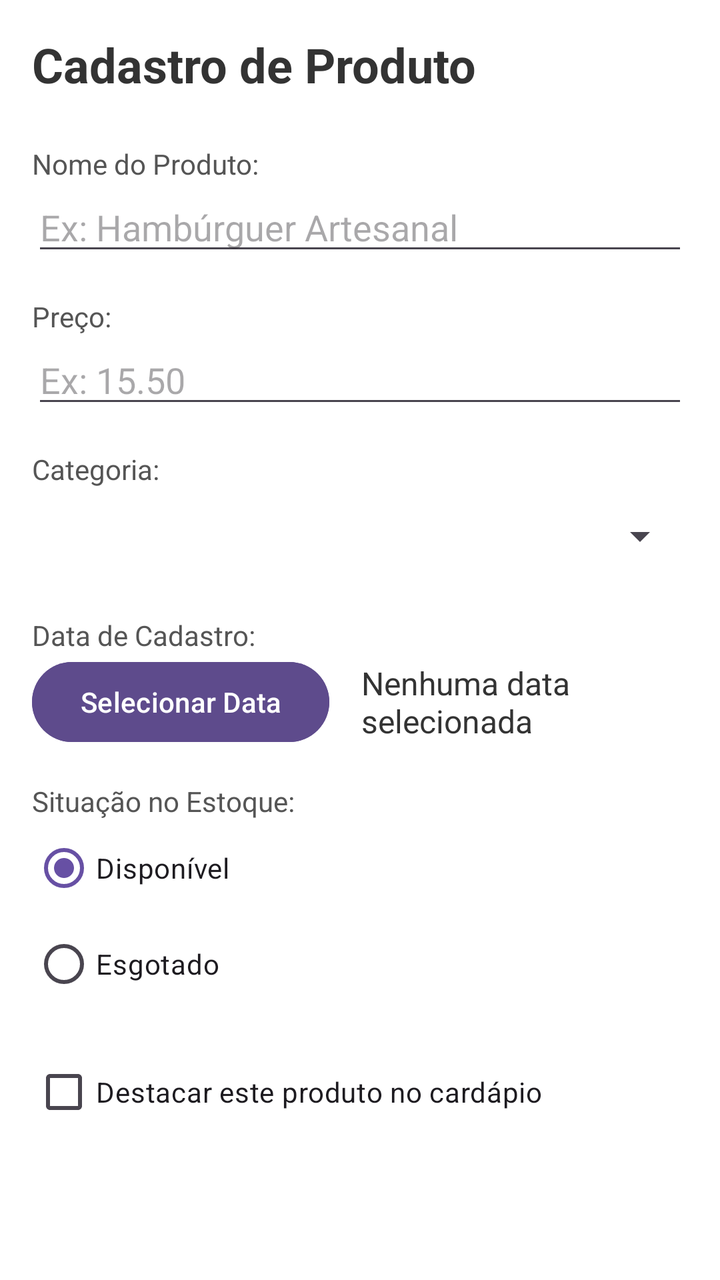
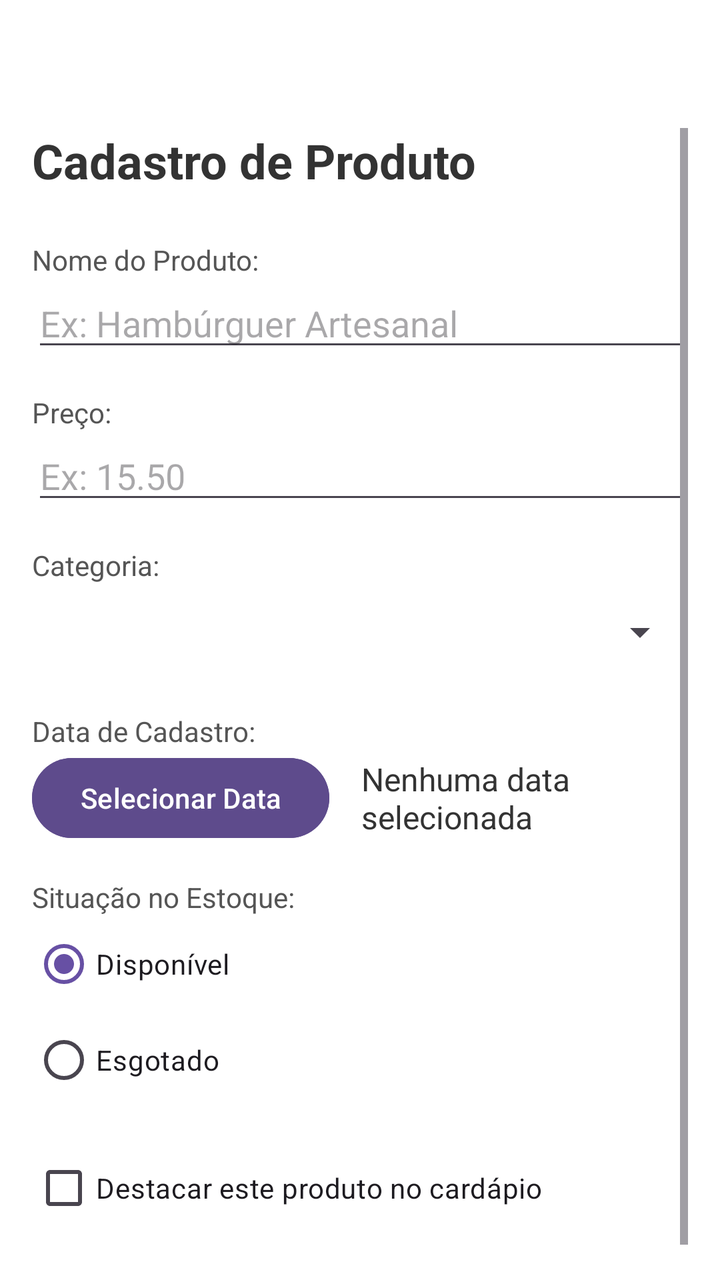

An Android layout rendered at two revisions. The XML below is the earlier revision; the diff shows what the commit changed to produce the second picture.
<!-- AndroidManifest.xml: application theme Theme.GestaoLanchonete -->
<!-- res/layout/activity_cadastro_produto.xml -->
<?xml version="1.0" encoding="utf-8"?>
<ScrollView xmlns:android="http://schemas.android.com/apk/res/android"
    android:layout_width="match_parent"
    android:layout_height="match_parent"
    android:background="#FFFFFF"
    android:padding="16dp">

    <LinearLayout
        android:layout_width="match_parent"
        android:layout_height="wrap_content"
        android:orientation="vertical">

        <TextView
            android:layout_width="match_parent"
            android:layout_height="wrap_content"
            android:text="Cadastro de Produto"
            android:textColor="#333333"
            android:textSize="24sp"
            android:textStyle="bold"
            android:layout_marginBottom="24dp" />

        <TextView
            android:layout_width="wrap_content"
            android:layout_height="wrap_content"
            android:text="Nome do Produto:"
            android:textColor="#555555" />

        <EditText
            android:id="@+id/editNomeProduto"
            android:layout_width="match_parent"
            android:layout_height="wrap_content"
            android:hint="Ex: Hambúrguer Artesanal"
            android:inputType="textCapWords"
            android:layout_marginBottom="16dp" />

        <TextView
            android:layout_width="wrap_content"
            android:layout_height="wrap_content"
            android:text="Preço:"
            android:textColor="#555555" />

        <EditText
            android:id="@+id/editPrecoProduto"
            android:layout_width="match_parent"
            android:layout_height="wrap_content"
            android:hint="Ex: 15.50"
            android:inputType="numberDecimal"
            android:layout_marginBottom="16dp" />

        <TextView
            android:layout_width="wrap_content"
            android:layout_height="wrap_content"
            android:text="Categoria:"
            android:textColor="#555555" />

        <Spinner
            android:id="@+id/spinnerCategoria"
            android:layout_width="match_parent"
            android:layout_height="48dp"
            android:layout_marginBottom="16dp" />

        <TextView
            android:layout_width="wrap_content"
            android:layout_height="wrap_content"
            android:text="Data de Cadastro:"
            android:textColor="#555555" />

        <LinearLayout
            android:layout_width="match_parent"
            android:layout_height="wrap_content"
            android:orientation="horizontal"
            android:gravity="center_vertical"
            android:layout_marginBottom="16dp">

            <Button
                android:id="@+id/btnSelecionarData"
                android:layout_width="wrap_content"
                android:layout_height="wrap_content"
                android:text="Selecionar Data"
                android:backgroundTint="#5E4B8C"
                android:textColor="#FFFFFF"/>

            <TextView
                android:id="@+id/textDataSelecionada"
                android:layout_width="wrap_content"
                android:layout_height="wrap_content"
                android:layout_marginStart="16dp"
                android:text="Nenhuma data selecionada"
                android:textSize="16sp"
                android:textColor="#333333"/>
        </LinearLayout>

        <TextView
            android:layout_width="wrap_content"
            android:layout_height="wrap_content"
            android:text="Situação no Estoque:"
            android:textColor="#555555" />

        <RadioGroup
            android:id="@+id/radioGroupStatus"
            android:layout_width="match_parent"
            android:layout_height="wrap_content"
            android:layout_marginBottom="16dp">

            <RadioButton
                android:id="@+id/radioDisponivel"
                android:layout_width="wrap_content"
                android:layout_height="wrap_content"
                android:text="Disponível"
                android:checked="true"/>

            <RadioButton
                android:id="@+id/radioEsgotado"
                android:layout_width="wrap_content"
                android:layout_height="wrap_content"
                android:text="Esgotado"/>
        </RadioGroup>

        <CheckBox
            android:id="@+id/checkDestaque"
            android:layout_width="wrap_content"
            android:layout_height="wrap_content"
            android:text="Destacar este produto no cardápio"
            android:layout_marginBottom="24dp"/>

    </LinearLayout>
</ScrollView>
<!-- resources referenced by this layout -->
<resources>
  <style name="Theme.GestaoLanchonete" parent="Base.Theme.GestaoLanchonete" />
  <style name="Base.Theme.GestaoLanchonete" parent="Theme.Material3.DayNight.NoActionBar">
          
          
      </style>
</resources>

<!-- the commit's change to res/layout/activity_cadastro_produto.xml (unified diff, before → after) -->
@@ -3,7 +3,10 @@
     android:layout_width="match_parent"
     android:layout_height="match_parent"
     android:background="#FFFFFF"
-    android:padding="16dp">
+    android:paddingStart="16dp"
+    android:paddingEnd="16dp"
+    android:paddingBottom="16dp"
+    android:paddingTop="?attr/actionBarSize">
 
     <LinearLayout
         android:layout_width="match_parent"
<!-- resource entries referenced after the edit -->
@@ -1,7 +1,7 @@
 <!-- resources referenced by this layout -->
 <resources>
   <style name="Theme.GestaoLanchonete" parent="Base.Theme.GestaoLanchonete" />
-  <style name="Base.Theme.GestaoLanchonete" parent="Theme.Material3.DayNight.NoActionBar">
+  <style name="Base.Theme.GestaoLanchonete" parent="Theme.Material3.DayNight">
           
           
       </style>
